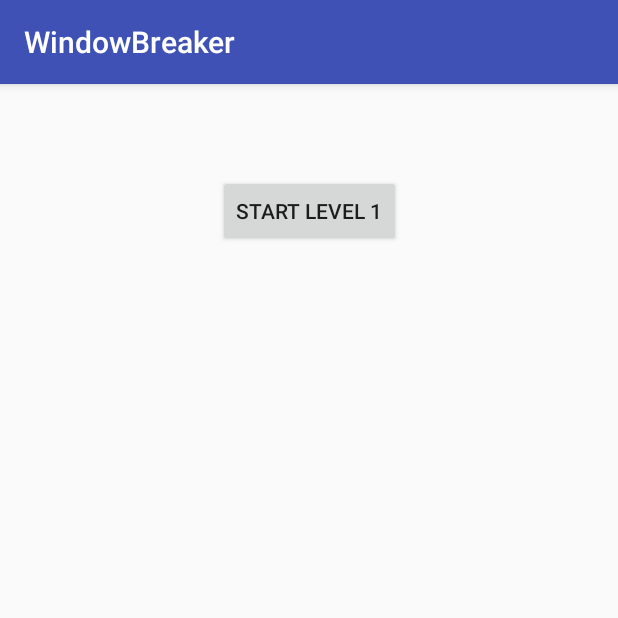
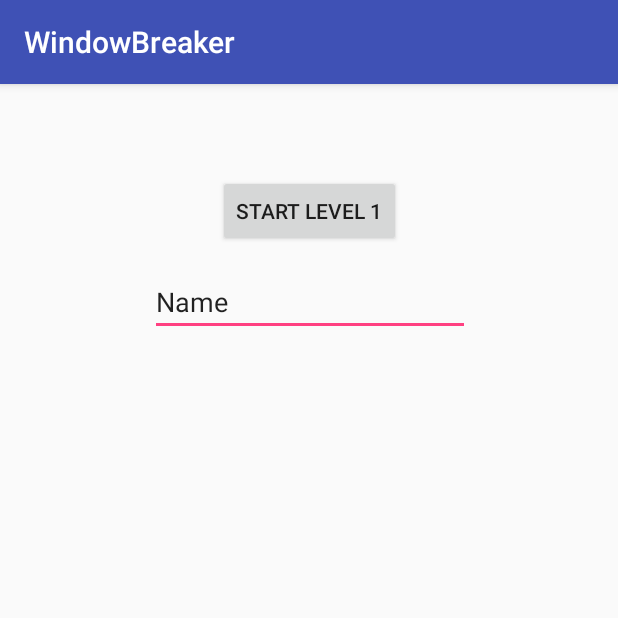
Before and after one commit to bensinjin/jumper, an Android app: the screen it shows after launch (_MainActivity), on a phone screen of 412 x 824 dp, the top half of it. Run offline under Robolectric (Android 15) with nearby library versions, the phone set to English and light mode, and no system bars; our stand-ins replace Room's generated code; 1 statement that could not run was skipped.

Commit message:
First pass - scoring.

```diff
--- a/app/src/main/java/com/example/benstjohn/windowbreaker/activity/_MainActivity.java
+++ b/app/src/main/java/com/example/benstjohn/windowbreaker/activity/_MainActivity.java
@@ -1,11 +1,16 @@
 package com.example.benstjohn.windowbreaker.activity;
 
+import android.arch.persistence.room.Room;
 import android.content.Intent;
 import android.support.v7.app.AppCompatActivity;
 import android.os.Bundle;
 import android.view.View;
+import android.widget.EditText;
 
 import com.example.benstjohn.windowbreaker.R;
+import com.example.benstjohn.windowbreaker.async.LevelScoreFetch;
+import com.example.benstjohn.windowbreaker.database.AppDatabase;
+import com.example.benstjohn.windowbreaker.entity.LevelScore;
 
 public class _MainActivity extends AppCompatActivity {
 
@@ -13,6 +18,7 @@ public class _MainActivity extends AppCompatActivity {
     protected void onCreate(Bundle savedInstanceState) {
         super.onCreate(savedInstanceState);
         setContentView(R.layout.activity_main);
+        new LevelScoreFetch(this.getApplicationContext(), 1, (EditText)findViewById(R.id.editText)).execute();
     }
 
     public void startLevel1(View view) {
--- a/app/src/main/java/com/example/benstjohn/windowbreaker/component/WindowButton.java
+++ b/app/src/main/java/com/example/benstjohn/windowbreaker/component/WindowButton.java
@@ -8,7 +8,7 @@ import android.support.v7.widget.AppCompatButton;
 import android.view.Gravity;
 import android.view.View;
 
-import com.example.benstjohn.windowbreaker.GameManager;
+import com.example.benstjohn.windowbreaker.util.LevelManager;
 
 import java.util.Random;
 
@@ -23,7 +23,7 @@ public class WindowButton extends AppCompatButton {
     private boolean isActive;
     private long millisRemaining;
     private boolean isEmpty;
-    private GameManager gm = GameManager.getInstance();
+    private LevelManager gm = LevelManager.getInstance();
 
     public WindowButton(Context context, final long millisInFuture, long countDownInterval, boolean isActive, boolean isEmpty) {
         super(context);
--- a/app/src/main/res/layout/activity_main.xml
+++ b/app/src/main/res/layout/activity_main.xml
@@ -23,4 +23,22 @@
         app:layout_constraintRight_toRightOf="parent"
         app:layout_constraintTop_toTopOf="parent"
         app:layout_constraintVertical_bias="0.085" />
+
+    <EditText
+        android:id="@+id/editText"
+        android:layout_width="wrap_content"
+        android:layout_height="wrap_content"
+        android:ems="10"
+        android:inputType="textPersonName"
+        android:text="Name"
+        android:layout_marginTop="8dp"
+        app:layout_constraintTop_toBottomOf="@+id/lvl1"
+        android:layout_marginRight="8dp"
+        app:layout_constraintRight_toRightOf="parent"
+        android:layout_marginLeft="8dp"
+        app:layout_constraintLeft_toLeftOf="parent"
+        app:layout_constraintBottom_toBottomOf="parent"
+        android:layout_marginBottom="8dp"
+        app:layout_constraintHorizontal_bias="0.503"
+        app:layout_constraintVertical_bias="0.01" />
 </android.support.constraint.ConstraintLayout>
```
Also changed, not shown: app/src/main/java/com/example/benstjohn/windowbreaker/activity/Level1Activity.java (+5 -4 lines), app/src/main/java/com/example/benstjohn/windowbreaker/async/LevelScorePersist.java (renamed from app/src/main/java/com/example/benstjohn/windowbreaker/async/LevelScorer.java, +2 -5 lines), app/src/main/java/com/example/benstjohn/windowbreaker/util/LevelManager.java (renamed from app/src/main/java/com/example/benstjohn/windowbreaker/GameManager.java, +5 -10 lines).
